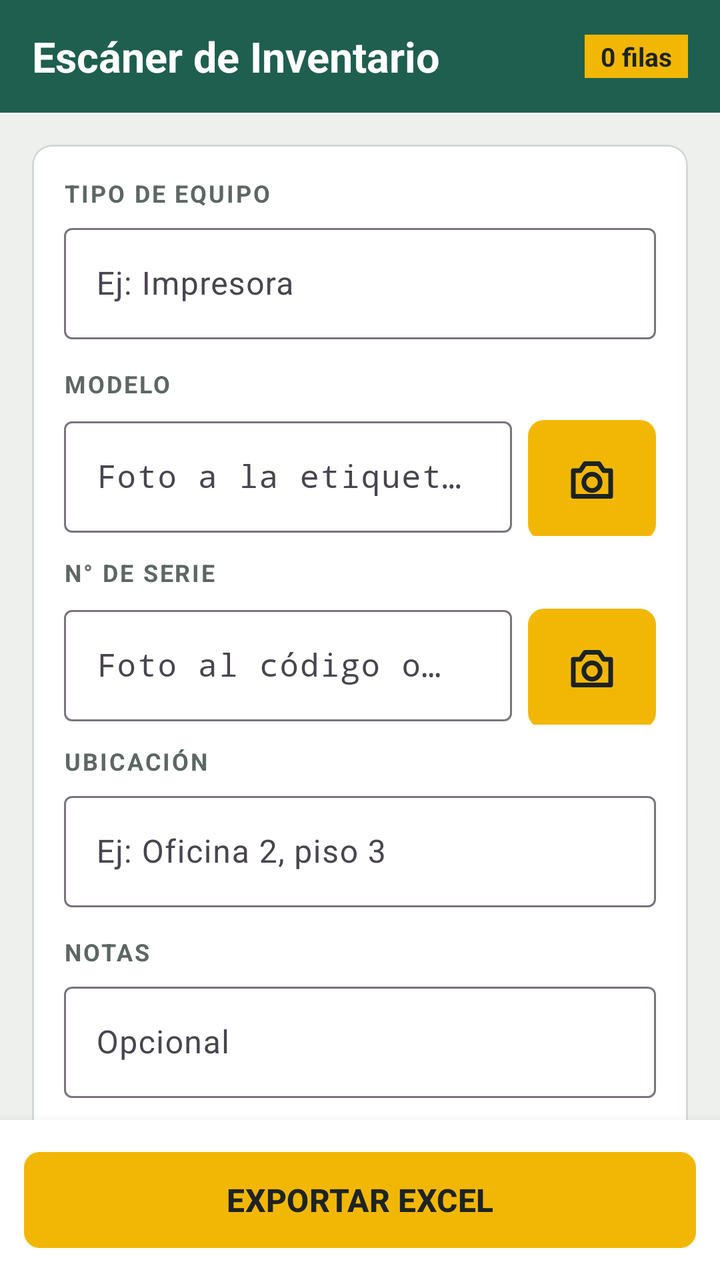
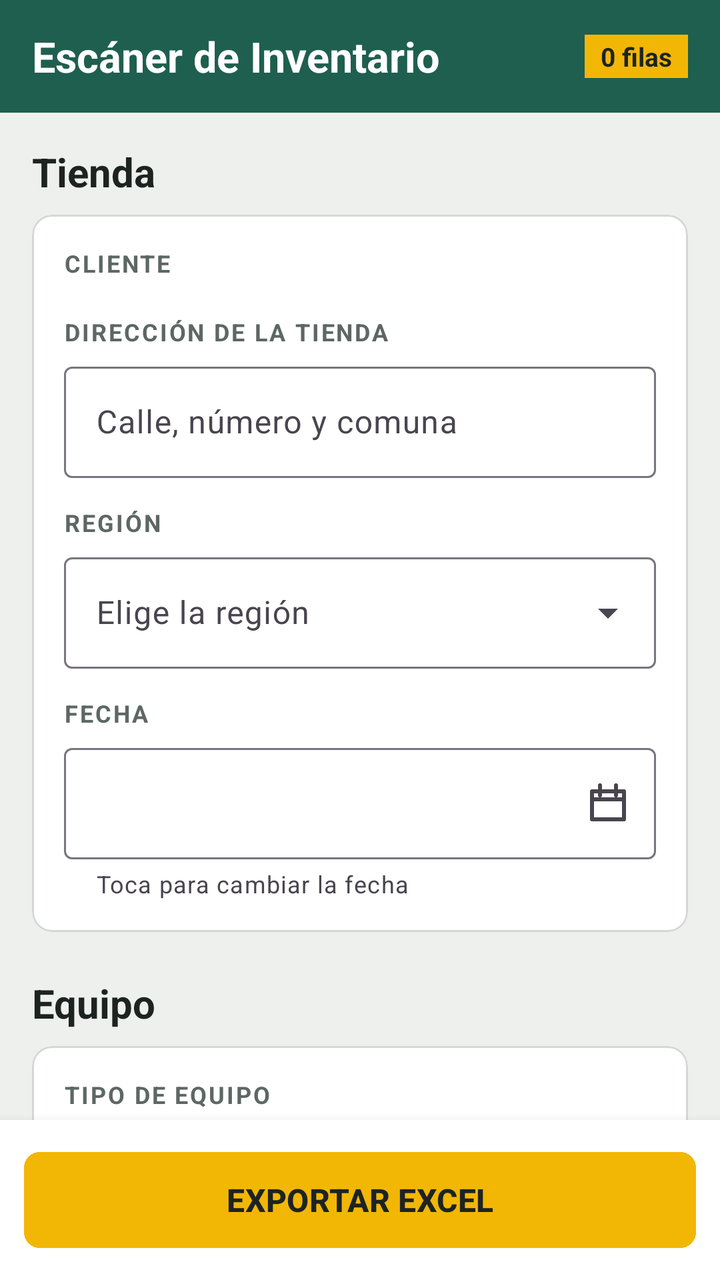

Screens rendered from an Android XML layout before and after an edit, with the pre-edit source and the edit as a unified diff.
<!-- AndroidManifest.xml: application theme Theme.Escaner -->
<!-- res/layout/activity_main.xml -->
<?xml version="1.0" encoding="utf-8"?>
<LinearLayout xmlns:android="http://schemas.android.com/apk/res/android"
    xmlns:app="http://schemas.android.com/apk/res-auto"
    android:layout_width="match_parent"
    android:layout_height="match_parent"
    android:background="@color/fondo"
    android:orientation="vertical">

    <LinearLayout
        android:layout_width="match_parent"
        android:layout_height="wrap_content"
        android:background="@color/verde"
        android:gravity="center_vertical"
        android:orientation="horizontal"
        android:paddingHorizontal="16dp"
        android:paddingVertical="14dp">

        <TextView
            android:layout_width="0dp"
            android:layout_height="wrap_content"
            android:layout_weight="1"
            android:text="Escáner de Inventario"
            android:textColor="@color/blanco"
            android:textSize="21sp"
            android:textStyle="bold" />

        <TextView
            android:id="@+id/txtCount"
            android:layout_width="wrap_content"
            android:layout_height="wrap_content"
            android:background="@color/amarillo"
            android:paddingHorizontal="8dp"
            android:paddingVertical="2dp"
            android:text="0 filas"
            android:textColor="@color/tinta"
            android:textSize="13sp"
            android:textStyle="bold" />
    </LinearLayout>

    <androidx.core.widget.NestedScrollView
        android:id="@+id/scroll"
        android:layout_width="match_parent"
        android:layout_height="0dp"
        android:layout_weight="1"
        android:fillViewport="true">

        <LinearLayout
            android:layout_width="match_parent"
            android:layout_height="wrap_content"
            android:orientation="vertical"
            android:padding="16dp">

            <com.google.android.material.card.MaterialCardView
                android:layout_width="match_parent"
                android:layout_height="wrap_content"
                app:cardBackgroundColor="@color/blanco"
                app:cardCornerRadius="10dp"
                app:cardElevation="0dp"
                app:strokeColor="@color/linea"
                app:strokeWidth="1dp">

                <LinearLayout
                    android:layout_width="match_parent"
                    android:layout_height="wrap_content"
                    android:orientation="vertical"
                    android:padding="16dp">

                    <TextView style="@style/Etiqueta" android:text="TIPO DE EQUIPO" />

                    <com.google.android.material.textfield.TextInputLayout
                        style="@style/Widget.Material3.TextInputLayout.OutlinedBox"
                        android:layout_width="match_parent"
                        android:layout_height="wrap_content"
                        android:hint="Ej: Impresora">

                        <com.google.android.material.textfield.TextInputEditText
                            android:id="@+id/edtTipo"
                            android:layout_width="match_parent"
                            android:layout_height="wrap_content"
                            android:inputType="textCapSentences" />
                    </com.google.android.material.textfield.TextInputLayout>

                    <HorizontalScrollView
                        android:layout_width="match_parent"
                        android:layout_height="wrap_content"
                        android:scrollbars="none">

                        <com.google.android.material.chip.ChipGroup
                            android:id="@+id/chipsTipo"
                            android:layout_width="wrap_content"
                            android:layout_height="wrap_content"
                            app:singleLine="true"
                            app:singleSelection="true" />
                    </HorizontalScrollView>

                    <TextView style="@style/Etiqueta" android:layout_marginTop="14dp" android:text="MODELO" />

                    <LinearLayout
                        android:layout_width="match_parent"
                        android:layout_height="wrap_content"
                        android:gravity="center_vertical"
                        android:orientation="horizontal">

                        <com.google.android.material.textfield.TextInputLayout
                            style="@style/Widget.Material3.TextInputLayout.OutlinedBox"
                            android:layout_width="0dp"
                            android:layout_height="wrap_content"
                            android:layout_weight="1"
                            android:hint="Foto a la etiqueta o escribir">

                            <com.google.android.material.textfield.TextInputEditText
                                android:id="@+id/edtModelo"
                                android:layout_width="match_parent"
                                android:layout_height="wrap_content"
                                android:fontFamily="monospace"
                                android:inputType="textNoSuggestions|textCapCharacters" />
                        </com.google.android.material.textfield.TextInputLayout>

                        <com.google.android.material.button.MaterialButton
                            android:id="@+id/btnFotoModelo"
                            style="@style/BotonCamara"
                            android:contentDescription="Fotografiar modelo" />
                    </LinearLayout>

                    <TextView android:id="@+id/stModelo" style="@style/Estado" />

                    <TextView style="@style/Etiqueta" android:layout_marginTop="10dp" android:text="N° DE SERIE" />

                    <LinearLayout
                        android:layout_width="match_parent"
                        android:layout_height="wrap_content"
                        android:gravity="center_vertical"
                        android:orientation="horizontal">

                        <com.google.android.material.textfield.TextInputLayout
                            style="@style/Widget.Material3.TextInputLayout.OutlinedBox"
                            android:layout_width="0dp"
                            android:layout_height="wrap_content"
                            android:layout_weight="1"
                            android:hint="Foto al código o S/N">

                            <com.google.android.material.textfield.TextInputEditText
                                android:id="@+id/edtSerie"
                                android:layout_width="match_parent"
                                android:layout_height="wrap_content"
                                android:fontFamily="monospace"
                                android:inputType="textNoSuggestions|textCapCharacters" />
                        </com.google.android.material.textfield.TextInputLayout>

                        <com.google.android.material.button.MaterialButton
                            android:id="@+id/btnFotoSerie"
                            style="@style/BotonCamara"
                            android:contentDescription="Fotografiar número de serie" />
                    </LinearLayout>

                    <TextView android:id="@+id/stSerie" style="@style/Estado" />

                    <TextView style="@style/Etiqueta" android:layout_marginTop="10dp" android:text="UBICACIÓN" />

                    <com.google.android.material.textfield.TextInputLayout
                        style="@style/Widget.Material3.TextInputLayout.OutlinedBox"
                        android:layout_width="match_parent"
                        android:layout_height="wrap_content"
                        android:hint="Ej: Oficina 2, piso 3">

                        <com.google.android.material.textfield.TextInputEditText
                            android:id="@+id/edtUbicacion"
                            android:layout_width="match_parent"
                            android:layout_height="wrap_content"
                            android:inputType="textCapSentences" />
                    </com.google.android.material.textfield.TextInputLayout>

                    <TextView style="@style/Etiqueta" android:layout_marginTop="14dp" android:text="NOTAS" />

                    <com.google.android.material.textfield.TextInputLayout
                        style="@style/Widget.Material3.TextInputLayout.OutlinedBox"
                        android:layout_width="match_parent"
                        android:layout_height="wrap_content"
                        android:hint="Opcional">

                        <com.google.android.material.textfield.TextInputEditText
                            android:id="@+id/edtNotas"
                            android:layout_width="match_parent"
                            android:layout_height="wrap_content"
                            android:inputType="textCapSentences" />
                    </com.google.android.material.textfield.TextInputLayout>

                    <com.google.android.material.button.MaterialButton
                        android:id="@+id/btnGuardar"
                        android:layout_width="match_parent"
                        android:layout_height="60dp"
                        android:layout_marginTop="18dp"
                        android:text="GUARDAR FILA"
                        android:textSize="17sp"
                        android:textStyle="bold"
                        app:cornerRadius="8dp" />

                    <LinearLayout
                        android:id="@+id/barEdicion"
                        android:layout_width="match_parent"
                        android:layout_height="wrap_content"
                        android:orientation="horizontal"
                        android:visibility="gone">

                        <com.google.android.material.button.MaterialButton
                            android:id="@+id/btnCancelar"
                            style="@style/Widget.Material3.Button.TextButton"
                            android:layout_width="0dp"
                            android:layout_height="wrap_content"
                            android:layout_weight="1"
                            android:text="Cancelar edición" />

                        <com.google.android.material.button.MaterialButton
                            android:id="@+id/btnBorrar"
                            style="@style/Widget.Material3.Button.TextButton"
                            android:layout_width="0dp"
                            android:layout_height="wrap_content"
                            android:layout_weight="1"
                            android:text="Borrar fila"
                            android:textColor="@color/rojo" />
                    </LinearLayout>
                </LinearLayout>
            </com.google.android.material.card.MaterialCardView>

            <LinearLayout
                android:layout_width="match_parent"
                android:layout_height="wrap_content"
                android:layout_marginTop="22dp"
                android:layout_marginBottom="8dp"
                android:gravity="center_vertical"
                android:orientation="horizontal">

                <TextView
                    android:layout_width="0dp"
                    android:layout_height="wrap_content"
                    android:layout_weight="1"
                    android:text="Planilla"
                    android:textColor="@color/tinta"
                    android:textSize="20sp"
                    android:textStyle="bold" />

                <TextView
                    android:layout_width="wrap_content"
                    android:layout_height="wrap_content"
                    android:text="Toca una fila para editarla"
                    android:textColor="@color/gris"
                    android:textSize="12sp" />
            </LinearLayout>

            <TextView
                android:id="@+id/txtVacio"
                android:layout_width="match_parent"
                android:layout_height="wrap_content"
                android:background="@color/blanco"
                android:gravity="center"
                android:padding="24dp"
                android:text="Todavía no hay equipos.\nElige el tipo, saca la foto del modelo y de la serie, y toca «Guardar fila»."
                android:textColor="@color/gris" />

            <androidx.recyclerview.widget.RecyclerView
                android:id="@+id/lista"
                android:layout_width="match_parent"
                android:layout_height="wrap_content"
                android:nestedScrollingEnabled="false" />
        </LinearLayout>
    </androidx.core.widget.NestedScrollView>

    <LinearLayout
        android:layout_width="match_parent"
        android:layout_height="wrap_content"
        android:background="@color/blanco"
        android:elevation="8dp"
        android:orientation="horizontal"
        android:padding="12dp">

        <com.google.android.material.button.MaterialButton
            android:id="@+id/btnExportar"
            android:layout_width="0dp"
            android:layout_height="56dp"
            android:layout_weight="1"
            android:backgroundTint="@color/amarillo"
            android:text="EXPORTAR EXCEL"
            android:textColor="@color/tinta"
            android:textSize="16sp"
            android:textStyle="bold"
            app:cornerRadius="8dp" />
    </LinearLayout>
</LinearLayout>
<!-- resources referenced by this layout -->
<resources>
  <color name="amarillo">#F2B705</color>
  <color name="blanco">#FFFFFF</color>
  <color name="fondo">#EEF0EE</color>
  <color name="gris">#5D6763</color>
  <color name="linea">#D4D9D6</color>
  <color name="rojo">#B3261E</color>
  <color name="tinta">#1D2321</color>
  <color name="verde">#1F5F4F</color>
  <style name="Estado">
          <item name="android:layout_width">match_parent</item>
          <item name="android:layout_height">wrap_content</item>
          <item name="android:layout_marginTop">4dp</item>
          <item name="android:textColor">@color/gris</item>
          <item name="android:textSize">13sp</item>
          <item name="android:visibility">gone</item>
      </style>
  <style name="Etiqueta">
          <item name="android:layout_width">wrap_content</item>
          <item name="android:layout_height">wrap_content</item>
          <item name="android:layout_marginBottom">4dp</item>
          <item name="android:textColor">@color/gris</item>
          <item name="android:textSize">12sp</item>
          <item name="android:textStyle">bold</item>
          <item name="android:letterSpacing">0.08</item>
      </style>
  <style name="Theme.Escaner" parent="Theme.Material3.Light.NoActionBar">
          <item name="colorPrimary">@color/verde</item>
          <item name="colorOnPrimary">@color/blanco</item>
          <item name="colorSecondary">@color/amarillo</item>
          <item name="colorOnSecondary">@color/tinta</item>
          <item name="colorSecondaryContainer">@color/verde</item>
          <item name="colorOnSecondaryContainer">@color/blanco</item>
          <item name="android:colorBackground">@color/fondo</item>
          <item name="android:statusBarColor">@color/verde_oscuro</item>
      </style>
  <!-- drawable ic_camera (drawable) -->
  <vector xmlns:android="http://schemas.android.com/apk/res/android"
      android:width="24dp" android:height="24dp" android:viewportWidth="24" android:viewportHeight="24">
      <path android:fillColor="#00000000" android:strokeColor="#2A2100" android:strokeWidth="2"
          android:strokeLineJoin="round" android:strokeLineCap="round"
          android:pathData="M4,8h3l2,-3h6l2,3h3v11H4z" />
      <path android:fillColor="#00000000" android:strokeColor="#2A2100" android:strokeWidth="2"
          android:pathData="M12,13m-3.5,0a3.5,3.5 0,1 1,7 0a3.5,3.5 0,1 1,-7 0" />
  </vector>
  <color name="verde_oscuro">#16463A</color>
  <!-- unchanged entries left out for length: 1 -->
</resources>

<!-- the commit's change to res/layout/activity_main.xml (unified diff, before → after) -->
@@ -50,14 +50,10 @@
             android:orientation="vertical"
             android:padding="16dp">
 
-            <com.google.android.material.card.MaterialCardView
-                android:layout_width="match_parent"
-                android:layout_height="wrap_content"
-                app:cardBackgroundColor="@color/blanco"
-                app:cardCornerRadius="10dp"
-                app:cardElevation="0dp"
-                app:strokeColor="@color/linea"
-                app:strokeWidth="1dp">
+            
+            <TextView style="@style/Seccion" android:text="Tienda" />
+
+            <com.google.android.material.card.MaterialCardView style="@style/Tarjeta">
 
                 <LinearLayout
                     android:layout_width="match_parent"
@@ -65,13 +61,135 @@
                     android:orientation="vertical"
                     android:padding="16dp">
 
+                    <TextView style="@style/Etiqueta" android:text="CLIENTE" />
+
+                    <com.google.android.material.chip.ChipGroup
+                        android:id="@+id/chipsCliente"
+                        android:layout_width="match_parent"
+                        android:layout_height="wrap_content"
+                        app:chipSpacingVertical="0dp"
+                        app:singleSelection="true" />
+
+                    <com.google.android.material.textfield.TextInputLayout
+                        android:id="@+id/boxClienteOtro"
+                        style="@style/Widget.Material3.TextInputLayout.OutlinedBox"
+                        android:layout_width="match_parent"
+                        android:layout_height="wrap_content"
+                        android:layout_marginTop="6dp"
+                        android:hint="Escribe el nombre del cliente"
+                        android:visibility="gone">
+
+                        <com.google.android.material.textfield.TextInputEditText
+                            android:id="@+id/edtClienteOtro"
+                            android:layout_width="match_parent"
+                            android:layout_height="wrap_content"
+                            android:inputType="textCapWords" />
+                    </com.google.android.material.textfield.TextInputLayout>
+
+                    <LinearLayout
+                        android:id="@+id/grupoTienda"
+                        android:layout_width="match_parent"
+                        android:layout_height="wrap_content"
+                        android:orientation="vertical"
+                        android:visibility="gone">
+
+                        <TextView style="@style/Etiqueta" android:layout_marginTop="14dp" android:text="N° DE TIENDA" />
+
+                        <com.google.android.material.textfield.TextInputLayout
+                            style="@style/Widget.Material3.TextInputLayout.OutlinedBox"
+                            android:layout_width="match_parent"
+                            android:layout_height="wrap_content"
+                            android:hint="Ej: 512">
+
+                            <com.google.android.material.textfield.TextInputEditText
+                                android:id="@+id/edtTienda"
+                                android:layout_width="match_parent"
+                                android:layout_height="wrap_content"
+                                android:fontFamily="monospace"
+                                android:inputType="textCapCharacters|textNoSuggestions" />
+                        </com.google.android.material.textfield.TextInputLayout>
+                    </LinearLayout>
+
+                    <TextView style="@style/Etiqueta" android:layout_marginTop="14dp" android:text="DIRECCIÓN DE LA TIENDA" />
+
+                    <com.google.android.material.textfield.TextInputLayout
+                        style="@style/Widget.Material3.TextInputLayout.OutlinedBox"
+                        android:layout_width="match_parent"
+                        android:layout_height="wrap_content"
+                        android:hint="Calle, número y comuna">
+
+                        <com.google.android.material.textfield.TextInputEditText
+                            android:id="@+id/edtDireccion"
+                            android:layout_width="match_parent"
+                            android:layout_height="wrap_content"
+                            android:inputType="textPostalAddress|textCapWords" />
+                    </com.google.android.material.textfield.TextInputLayout>
+
+                    <TextView style="@style/Etiqueta" android:layout_marginTop="14dp" android:text="REGIÓN" />
+
+                    <com.google.android.material.textfield.TextInputLayout
+                        style="@style/Widget.Material3.TextInputLayout.OutlinedBox.ExposedDropdownMenu"
+                        android:layout_width="match_parent"
+                        android:layout_height="wrap_content"
+                        android:hint="Elige la región">
+
+                        <com.google.android.material.textfield.MaterialAutoCompleteTextView
+                            android:id="@+id/edtRegion"
+                            android:layout_width="match_parent"
+                            android:layout_height="wrap_content"
+                            android:inputType="none" />
+                    </com.google.android.material.textfield.TextInputLayout>
+
+                    <TextView style="@style/Etiqueta" android:layout_marginTop="14dp" android:text="FECHA" />
+
+                    <com.google.android.material.textfield.TextInputLayout
+                        android:id="@+id/boxFecha"
+                        style="@style/Widget.Material3.TextInputLayout.OutlinedBox"
+                        android:layout_width="match_parent"
+                        android:layout_height="wrap_content"
+                        app:helperText="Toca para cambiar la fecha"
+                        app:endIconMode="custom"
+                        app:endIconDrawable="@drawable/ic_calendar"
+                        app:endIconContentDescription="Cambiar fecha">
+
+                        <com.google.android.material.textfield.TextInputEditText
+                            android:id="@+id/edtFecha"
+                            android:layout_width="match_parent"
+                            android:layout_height="wrap_content"
+                            android:cursorVisible="false"
+                            android:focusable="false"
+                            android:fontFamily="monospace"
+                            android:inputType="none" />
+                    </com.google.android.material.textfield.TextInputLayout>
+                </LinearLayout>
+            </com.google.android.material.card.MaterialCardView>
+
+            
+            <TextView style="@style/Seccion" android:layout_marginTop="22dp" android:text="Equipo" />
+
+            <com.google.android.material.card.MaterialCardView style="@style/Tarjeta">
+
+                <LinearLayout
+                    android:layout_width="match_parent"
+                    android:layout_height="wrap_content"
+                    android:orientation="vertical"
+                    android:padding="16dp">
+
                     <TextView style="@style/Etiqueta" android:text="TIPO DE EQUIPO" />
 
-                    <com.google.android.material.textfield.TextInputLayout
-                        style="@style/Widget.Material3.TextInputLayout.OutlinedBox"
-                        android:layout_width="match_parent"
-                        android:layout_height="wrap_content"
-                        android:hint="Ej: Impresora">
+                    <com.google.android.material.chip.ChipGroup
+                        android:id="@+id/chipsTipo"
+                        android:layout_width="match_parent"
+                        android:layout_height="wrap_content"
+                        app:chipSpacingVertical="0dp"
+                        app:singleSelection="true" />
+
+                    <com.google.android.material.textfield.TextInputLayout
+                        style="@style/Widget.Material3.TextInputLayout.OutlinedBox"
+                        android:layout_width="match_parent"
+                        android:layout_height="wrap_content"
+                        android:layout_marginTop="6dp"
+                        android:hint="O escribe otro tipo">
 
                         <com.google.android.material.textfield.TextInputEditText
                             android:id="@+id/edtTipo"
@@ -79,19 +197,6 @@
                             android:layout_height="wrap_content"
                             android:inputType="textCapSentences" />
                     </com.google.android.material.textfield.TextInputLayout>
-
-                    <HorizontalScrollView
-                        android:layout_width="match_parent"
-                        android:layout_height="wrap_content"
-                        android:scrollbars="none">
-
-                        <com.google.android.material.chip.ChipGroup
-                            android:id="@+id/chipsTipo"
-                            android:layout_width="wrap_content"
-                            android:layout_height="wrap_content"
-                            app:singleLine="true"
-                            app:singleSelection="true" />
-                    </HorizontalScrollView>
 
                     <TextView style="@style/Etiqueta" android:layout_marginTop="14dp" android:text="MODELO" />
 
@@ -155,13 +260,13 @@
 
                     <TextView android:id="@+id/stSerie" style="@style/Estado" />
 
-                    <TextView style="@style/Etiqueta" android:layout_marginTop="10dp" android:text="UBICACIÓN" />
-
-                    <com.google.android.material.textfield.TextInputLayout
-                        style="@style/Widget.Material3.TextInputLayout.OutlinedBox"
-                        android:layout_width="match_parent"
-                        android:layout_height="wrap_content"
-                        android:hint="Ej: Oficina 2, piso 3">
+                    <TextView style="@style/Etiqueta" android:layout_marginTop="10dp" android:text="UBICACIÓN POS" />
+
+                    <com.google.android.material.textfield.TextInputLayout
+                        style="@style/Widget.Material3.TextInputLayout.OutlinedBox"
+                        android:layout_width="match_parent"
+                        android:layout_height="wrap_content"
+                        android:hint="Ej: POS 3, caja rápida">
 
                         <com.google.android.material.textfield.TextInputEditText
                             android:id="@+id/edtUbicacion"
@@ -222,6 +327,7 @@
                 </LinearLayout>
             </com.google.android.material.card.MaterialCardView>
 
+            
             <LinearLayout
                 android:layout_width="match_parent"
                 android:layout_height="wrap_content"
@@ -231,13 +337,11 @@
                 android:orientation="horizontal">
 
                 <TextView
+                    style="@style/Seccion"
                     android:layout_width="0dp"
-                    android:layout_height="wrap_content"
                     android:layout_weight="1"
-                    android:text="Planilla"
-                    android:textColor="@color/tinta"
-                    android:textSize="20sp"
-                    android:textStyle="bold" />
+                    android:layout_marginBottom="0dp"
+                    android:text="Planilla" />
 
                 <TextView
                     android:layout_width="wrap_content"
@@ -247,6 +351,37 @@
                     android:textSize="12sp" />
             </LinearLayout>
 
+            <LinearLayout
+                android:layout_width="match_parent"
+                android:layout_height="wrap_content"
+                android:layout_marginBottom="10dp"
+                android:orientation="horizontal">
+
+                <com.google.android.material.button.MaterialButton
+                    android:id="@+id/btnNuevo"
+                    style="@style/Widget.Material3.Button.OutlinedButton"
+                    android:layout_width="0dp"
+                    android:layout_height="52dp"
+                    android:layout_marginEnd="6dp"
+                    android:layout_weight="1"
+                    android:text="Nuevo Excel"
+                    android:textColor="@color/tinta"
+                    app:cornerRadius="8dp"
+                    app:strokeColor="@color/linea" />
+
+                <com.google.android.material.button.MaterialButton
+                    android:id="@+id/btnCargar"
+                    style="@style/Widget.Material3.Button.OutlinedButton"
+                    android:layout_width="0dp"
+                    android:layout_height="52dp"
+                    android:layout_marginStart="6dp"
+                    android:layout_weight="1"
+                    android:text="Cargar Excel"
+                    android:textColor="@color/tinta"
+                    app:cornerRadius="8dp"
+                    app:strokeColor="@color/linea" />
+            </LinearLayout>
+
             <TextView
                 android:id="@+id/txtVacio"
                 android:layout_width="match_parent"
@@ -254,7 +389,7 @@
                 android:background="@color/blanco"
                 android:gravity="center"
                 android:padding="24dp"
-                android:text="Todavía no hay equipos.\nElige el tipo, saca la foto del modelo y de la serie, y toca «Guardar fila»."
+                android:text="Todavía no hay equipos.\nCompleta los datos de la tienda, saca la foto del modelo y de la serie, y toca «Guardar fila».\n\n¿Ya tenías un Excel empezado? Toca «Cargar Excel»."
                 android:textColor="@color/gris" />
 
             <androidx.recyclerview.widget.RecyclerView
<!-- resource entries referenced after the edit -->
@@ -8,6 +8,13 @@
   <color name="rojo">#B3261E</color>
   <color name="tinta">#1D2321</color>
   <color name="verde">#1F5F4F</color>
+  <!-- drawable ic_calendar (drawable) -->
+  <vector xmlns:android="http://schemas.android.com/apk/res/android"
+      android:width="24dp" android:height="24dp" android:viewportWidth="24" android:viewportHeight="24">
+      <path android:fillColor="#00000000" android:strokeColor="#1F5F4F" android:strokeWidth="2"
+          android:strokeLineJoin="round" android:strokeLineCap="round"
+          android:pathData="M4,6h16v14H4zM4,10h16M8,3v5M16,3v5" />
+  </vector>
   <style name="Estado">
           <item name="android:layout_width">match_parent</item>
           <item name="android:layout_height">wrap_content</item>
@@ -24,6 +31,23 @@
           <item name="android:textSize">12sp</item>
           <item name="android:textStyle">bold</item>
           <item name="android:letterSpacing">0.08</item>
+      </style>
+  <style name="Seccion">
+          <item name="android:layout_width">wrap_content</item>
+          <item name="android:layout_height">wrap_content</item>
+          <item name="android:layout_marginBottom">8dp</item>
+          <item name="android:textColor">@color/tinta</item>
+          <item name="android:textSize">20sp</item>
+          <item name="android:textStyle">bold</item>
+      </style>
+  <style name="Tarjeta" parent="Widget.Material3.CardView.Outlined">
+          <item name="android:layout_width">match_parent</item>
+          <item name="android:layout_height">wrap_content</item>
+          <item name="cardBackgroundColor">@color/blanco</item>
+          <item name="cardCornerRadius">10dp</item>
+          <item name="cardElevation">0dp</item>
+          <item name="strokeColor">@color/linea</item>
+          <item name="strokeWidth">1dp</item>
       </style>
   <style name="Theme.Escaner" parent="Theme.Material3.Light.NoActionBar">
           <item name="colorPrimary">@color/verde</item>
